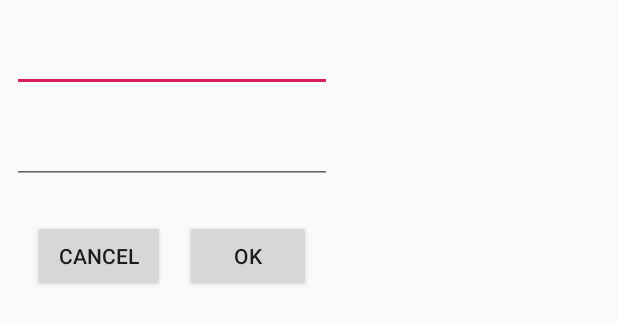
After one commit to Nikcname/Android-Projects, an Android app: the layout dialog_fragmet.xml on its own in the app's theme, with its tools: preview values and no code run, on a phone screen of 412 x 824 dp. The commit adds this screen. Shown: the top 324 px of the screen. Run offline under Robolectric (Android 15) with nearby library versions, the phone set to English and light mode, and no system bars.

```diff
--- a/RecycleInformation/app/build.gradle
+++ b/RecycleInformation/app/build.gradle
@@ -16,6 +16,10 @@ android {
             proguardFiles getDefaultProguardFile('proguard-android.txt'), 'proguard-rules.pro'
         }
     }
+    compileOptions {
+        sourceCompatibility = '1.8'
+        targetCompatibility = '1.8'
+    }
 }
 
 dependencies {
@@ -27,4 +31,6 @@ dependencies {
     androidTestImplementation 'com.android.support.test.espresso:espresso-core:3.0.2'
     implementation 'com.android.support:recyclerview-v7:28.0.0'
     implementation 'com.squareup.moshi:moshi:1.8.0'
+    implementation 'com.squareup.picasso:picasso:2.71828'
+
 }
--- a/RecycleInformation/app/src/main/AndroidManifest.xml
+++ b/RecycleInformation/app/src/main/AndroidManifest.xml
@@ -2,6 +2,7 @@
 <manifest xmlns:android="http://schemas.android.com/apk/res/android"
     package="com.example.nikcname.recycleinformation">
 
+    <uses-permission android:name="android.permission.INTERNET"/>
     <application
         android:allowBackup="true"
         android:icon="@mipmap/ic_launcher"
--- /dev/null
+++ b/RecycleInformation/app/src/main/res/layout/dialog_fragmet.xml
@@ -0,0 +1,66 @@
+<?xml version="1.0" encoding="utf-8"?>
+<android.support.constraint.ConstraintLayout xmlns:android="http://schemas.android.com/apk/res/android"
+    xmlns:app="http://schemas.android.com/apk/res-auto"
+    xmlns:tools="http://schemas.android.com/tools"
+    android:layout_width="wrap_content"
+    android:layout_height="wrap_content">
+
+
+    <EditText
+        android:id="@+id/editTextName"
+        android:layout_width="wrap_content"
+        android:layout_height="wrap_content"
+        android:layout_marginStart="8dp"
+        android:layout_marginLeft="8dp"
+        android:layout_marginTop="16dp"
+        android:layout_marginEnd="8dp"
+        android:layout_marginRight="8dp"
+        android:ems="10"
+        android:inputType="textPersonName"
+        app:layout_constraintEnd_toEndOf="parent"
+        app:layout_constraintStart_toStartOf="parent"
+        app:layout_constraintTop_toTopOf="parent" />
+
+    <EditText
+        android:id="@+id/editTextSurname"
+        android:layout_width="wrap_content"
+        android:layout_height="wrap_content"
+        android:layout_marginStart="8dp"
+        android:layout_marginLeft="8dp"
+        android:layout_marginTop="16dp"
+        android:layout_marginEnd="8dp"
+        android:layout_marginRight="8dp"
+        android:ems="10"
+        android:inputType="textPersonName"
+        app:layout_constraintEnd_toEndOf="parent"
+        app:layout_constraintStart_toStartOf="parent"
+        app:layout_constraintTop_toBottomOf="@+id/editTextName" />
+
+    <Button
+        android:id="@+id/buttonOk"
+        android:layout_width="84dp"
+        android:layout_height="wrap_content"
+        android:layout_marginTop="24dp"
+        android:layout_marginEnd="8dp"
+        android:layout_marginRight="8dp"
+        android:layout_marginBottom="8dp"
+        android:text="@string/ok"
+        app:layout_constraintBottom_toBottomOf="parent"
+        app:layout_constraintEnd_toEndOf="parent"
+        app:layout_constraintStart_toEndOf="@+id/buttonCancel"
+        app:layout_constraintTop_toBottomOf="@+id/editTextSurname" />
+
+    <Button
+        android:id="@+id/buttonCancel"
+        android:layout_width="wrap_content"
+        android:layout_height="wrap_content"
+        android:layout_marginStart="8dp"
+        android:layout_marginLeft="8dp"
+        android:layout_marginTop="24dp"
+        android:layout_marginBottom="8dp"
+        android:text="@string/cancel"
+        app:layout_constraintBottom_toBottomOf="parent"
+        app:layout_constraintEnd_toStartOf="@+id/buttonOk"
+        app:layout_constraintStart_toStartOf="parent"
+        app:layout_constraintTop_toBottomOf="@+id/editTextSurname" />
+</android.support.constraint.ConstraintLayout>
--- a/RecycleInformation/app/src/main/res/layout/rec_info_item.xml
+++ b/RecycleInformation/app/src/main/res/layout/rec_info_item.xml
@@ -43,8 +43,8 @@
 
     <ImageView
         android:id="@+id/imageViewPhoto"
-        android:layout_width="wrap_content"
-        android:layout_height="wrap_content"
+        android:layout_width="100dp"
+        android:layout_height="100dp"
         android:layout_marginStart="8dp"
         android:layout_marginLeft="8dp"
         android:layout_marginTop="8dp"
--- a/RecycleInformation/app/src/main/res/values/strings.xml
+++ b/RecycleInformation/app/src/main/res/values/strings.xml
@@ -1,3 +1,7 @@
 <resources>
     <string name="app_name">Recycle Information</string>
+    <string name="edit">Edit</string>
+    <string name="delete">Delete</string>
+    <string name="ok">Ok</string>
+    <string name="cancel">Cancel</string>
 </resources>
```
Also changed, not shown: RecycleInformation/app/src/main/java/com/example/nikcname/recycleinformation/ChangeFragment.java (added, +72 -0 lines), RecycleInformation/app/src/main/java/com/example/nikcname/recycleinformation/ExtendedInfoActivity.java (+8 -1 lines), RecycleInformation/app/src/main/java/com/example/nikcname/recycleinformation/InfoAdapter.java (+19 -1 lines), RecycleInformation/app/src/main/java/com/example/nikcname/recycleinformation/MainActivity.java (+45 -7 lines), RecycleInformation/app/src/main/java/com/example/nikcname/recycleinformation/Student.java (+2 -28 lines), RecycleInformation/app/src/main/res/layout/activity_extended_info.xml (+5 -5 lines), RecycleInformation/app/src/main/res/menu/popoupmenu.xml (added, +9 -0 lines).
